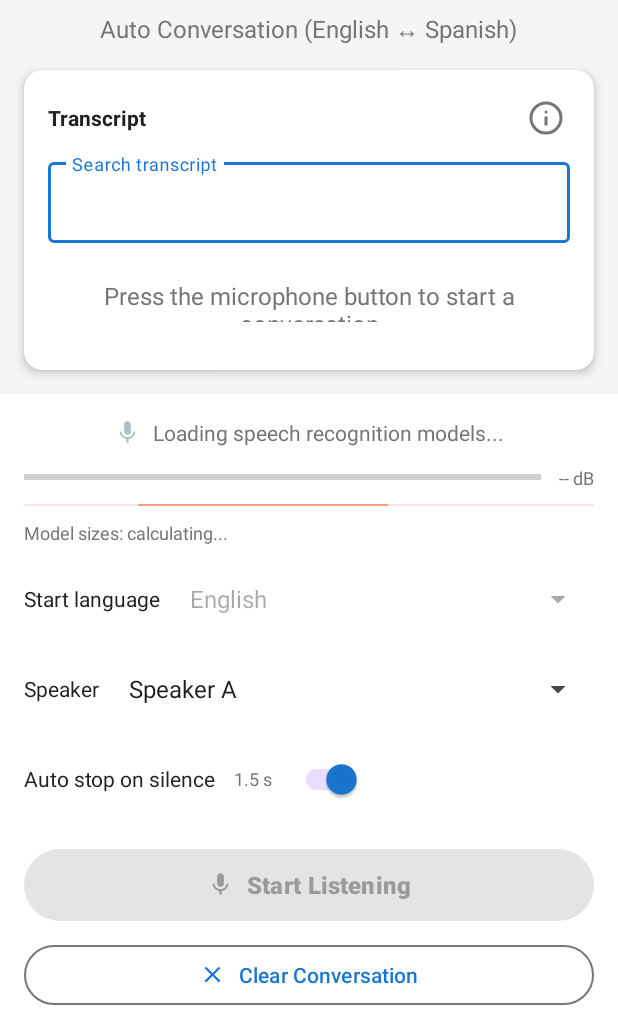
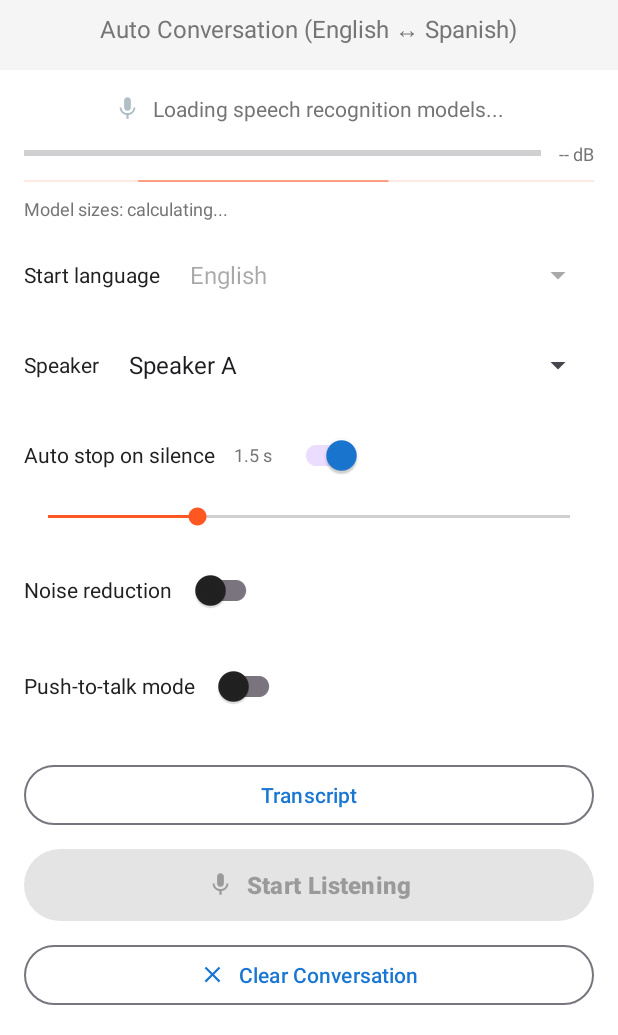
Before and after one commit to unlovedproductions/Offline-translator, an Android app: the screen it shows after launch (MainActivity), on a phone screen of 412 x 824 dp, the part 201-1236 px from its top. Run offline under Robolectric (Android 15) with nearby library versions, the phone set to English and light mode, and no system bars; libraries missing offline, so code that uses them is left out: com.google.mlkit.common, com.google.mlkit.nl, org.vosk, org.vosk.android; 22 statements that could not run were skipped.

Commit message:
Move the conversation transcript into a dedicated dialog.
Free the main screen for live controls while keeping search and confidence help in the transcript view.

Co-authored-by: Cursor <cursoragent@cursor.com>

```diff
--- a/app/src/main/java/com/example/offlinetranslator/MainActivity.kt
+++ b/app/src/main/java/com/example/offlinetranslator/MainActivity.kt
@@ -76,10 +76,12 @@ import kotlin.math.max
 class MainActivity : AppCompatActivity(), TextToSpeech.OnInitListener {
 
     private lateinit var subtitleTextView: TextView
-    private lateinit var conversationRecyclerView: RecyclerView
-    private lateinit var emptyStateTextView: TextView
-    private lateinit var searchInput: TextInputEditText
-    private lateinit var confidenceInfoButton: ImageButton
+    private var conversationRecyclerView: RecyclerView? = null
+    private var emptyStateTextView: TextView? = null
+    private var searchInput: TextInputEditText? = null
+    private var confidenceInfoButton: ImageButton? = null
+    private var transcriptDialog: AlertDialog? = null
+    private lateinit var transcriptButton: MaterialButton
     private lateinit var statusTextView: TextView
     private lateinit var listeningIndicatorIcon: ImageView
     private lateinit var micLevelMeter: ProgressBar
@@ -188,10 +190,6 @@ class MainActivity : AppCompatActivity(), TextToSpeech.OnInitListener {
         showFavoritesOnly = preferences.getBoolean(PREF_SHOW_FAVORITES, false)
 
         subtitleTextView = findViewById(R.id.subtitle)
-        conversationRecyclerView = findViewById(R.id.conversation_recycler_view)
-        emptyStateTextView = findViewById(R.id.empty_state_text)
-        searchInput = findViewById(R.id.search_input)
-        confidenceInfoButton = findViewById(R.id.confidence_info_button)
         statusTextView = findViewById(R.id.status_text)
         listeningIndicatorIcon = findViewById(R.id.listening_indicator_icon)
         micLevelMeter = findViewById(R.id.mic_level_meter)
@@ -199,6 +197,7 @@ class MainActivity : AppCompatActivity(), TextToSpeech.OnInitListener {
         micLevelValueText = findViewById(R.id.mic_level_value)
         modelDownloadProgress = findViewById(R.id.model_download_progress)
         modelSizeTextView = findViewById(R.id.model_size_text)
+        transcriptButton = findViewById(R.id.transcript_button)
         toggleListeningButton = findViewById(R.id.toggle_listening_button)
         clearButton = findViewById(R.id.clear_button)
         languageToggleButton = findViewById(R.id.language_toggle_button)
@@ -221,9 +220,8 @@ class MainActivity : AppCompatActivity(), TextToSpeech.OnInitListener {
         voiceGermanSpinner = findViewById(R.id.voice_german_spinner)
 
         conversationAdapter = ConversationAdapter(filteredMessages)
-        conversationRecyclerView.layoutManager = LinearLayoutManager(this)
-        conversationRecyclerView.adapter = conversationAdapter
-
+
+        transcriptButton.setOnClickListener { showTranscriptDialog() }
         toggleListeningButton.setOnClickListener { toggleListening() }
         clearButton.setOnClickListener { clearConversation() }
         languageToggleButton.setOnClickListener { cycleLanguageMode() }
@@ -233,10 +231,8 @@ class MainActivity : AppCompatActivity(), TextToSpeech.OnInitListener {
         favoritesButton.setOnClickListener { toggleFavoritesFilter() }
         phrasebookButton.setOnClickListener { showPhrasebook() }
         modelManagerButton.setOnClickListener { showModelManager() }
-        confidenceInfoButton.setOnClickListener { showConfidenceTooltip() }
         setupStartLanguageSpinner()
         setupSpeakerSpinner()
-        setupSearchInput()
         setupSilenceControls()
         setupNoiseReductionToggle()
         setupPushToTalkToggle()
@@ -366,8 +362,27 @@ class MainActivity : AppCompatActivity(), TextToSpeech.OnInitListener {
         }
     }
 
-    private fun setupSearchInput() {
-        searchInput.addTextChangedListener(object : TextWatcher {
+    private fun showTranscriptDialog() {
+        if (transcriptDialog?.isShowing == true) {
+            return
+        }
+
+        val dialogView = layoutInflater.inflate(R.layout.dialog_transcript, null)
+        val recyclerView = dialogView.findViewById<RecyclerView>(R.id.conversation_recycler_view)
+        val emptyState = dialogView.findViewById<TextView>(R.id.empty_state_text)
+        val searchField = dialogView.findViewById<TextInputEditText>(R.id.search_input)
+        val confidenceButton = dialogView.findViewById<ImageButton>(R.id.confidence_info_button)
+
+        conversationRecyclerView = recyclerView
+        emptyStateTextView = emptyState
+        searchInput = searchField
+        confidenceInfoButton = confidenceButton
+
+        recyclerView.layoutManager = LinearLayoutManager(this)
+        recyclerView.adapter = conversationAdapter
+        searchField.setText(currentSearchQuery)
+        searchField.setSelection(searchField.text?.length ?: 0)
+        searchField.addTextChangedListener(object : TextWatcher {
             override fun afterTextChanged(s: Editable?) {
                 applySearchFilter(s?.toString() ?: "")
             }
@@ -380,6 +395,25 @@ class MainActivity : AppCompatActivity(), TextToSpeech.OnInitListener {
                 // No-op
             }
         })
+        confidenceButton.setOnClickListener { showConfidenceTooltip() }
+        applySearchFilter(currentSearchQuery)
+
+        transcriptDialog = AlertDialog.Builder(this)
+            .setView(dialogView)
+            .setPositiveButton(R.string.close, null)
+            .create()
+            .also { dialog ->
+                dialog.setOnDismissListener {
+                    if (transcriptDialog === dialog) {
+                        conversationRecyclerView = null
+                        emptyStateTextView = null
+                        searchInput = null
+                        confidenceInfoButton = null
+                        transcriptDialog = null
+                    }
+                }
+                dialog.show()
+            }
     }
 
     private fun setupSpeakerSpinner() {
@@ -897,7 +931,7 @@ class MainActivity : AppCompatActivity(), TextToSpeech.OnInitListener {
         conversationAdapter.notifyDataSetChanged()
         updateEmptyState()
         if (filteredMessages.isNotEmpty()) {
-            conversationRecyclerView.scrollToPosition(filteredMessages.size - 1)
+            conversationRecyclerView?.scrollToPosition(filteredMessages.size - 1)
         }
     }
 
@@ -917,7 +951,7 @@ class MainActivity : AppCompatActivity(), TextToSpeech.OnInitListener {
         filteredMessages.clear()
         conversationAdapter.notifyDataSetChanged()
         currentSearchQuery = ""
-        searchInput.setText("")
+        searchInput?.setText("")
         deleteExportFiles()
         saveExportHistory(emptyList())
         updateEmptyState()
@@ -1586,20 +1620,22 @@ class MainActivity : AppCompatActivity(), TextToSpeech.OnInitListener {
     }
 
     private fun updateEmptyState() {
+        val emptyState = emptyStateTextView ?: return
+        val recyclerView = conversationRecyclerView ?: return
         val isSearching = currentSearchQuery.isNotBlank()
         val isEmpty = filteredMessages.isEmpty()
-        emptyStateTextView.text = when {
+        emptyState.text = when {
             showFavoritesOnly && isSearching -> getString(R.string.favorites_search_empty_state)
             showFavoritesOnly -> getString(R.string.favorites_empty_state)
             isSearching -> getString(R.string.search_empty_state)
             else -> getString(R.string.empty_state)
         }
         if (isEmpty) {
-            emptyStateTextView.visibility = View.VISIBLE
-            conversationRecyclerView.visibility = View.GONE
+            emptyState.visibility = View.VISIBLE
+            recyclerView.visibility = View.GONE
         } else {
-            emptyStateTextView.visibility = View.GONE
-            conversationRecyclerView.visibility = View.VISIBLE
+            emptyState.visibility = View.GONE
+            recyclerView.visibility = View.VISIBLE
         }
     }
 
--- a/app/src/main/res/layout/activity_main.xml
+++ b/app/src/main/res/layout/activity_main.xml
@@ -33,106 +33,15 @@
         app:layout_constraintStart_toStartOf="parent"
         app:layout_constraintEnd_toEndOf="parent" />
 
-    <androidx.cardview.widget.CardView
-        android:id="@+id/conversation_card"
-        android:layout_width="0dp"
-        android:layout_height="0dp"
-        android:layout_margin="16dp"
-        app:cardCornerRadius="12dp"
-        app:cardElevation="4dp"
-        app:layout_constraintTop_toBottomOf="@+id/subtitle"
-        app:layout_constraintBottom_toTopOf="@+id/settings_scroll"
-        app:layout_constraintHeight_min="200dp"
-        app:layout_constraintHeight_default="spread"
-        app:layout_constraintStart_toStartOf="parent"
-        app:layout_constraintEnd_toEndOf="parent">
-
-        <LinearLayout
-            android:layout_width="match_parent"
-            android:layout_height="match_parent"
-            android:orientation="vertical"
-            android:padding="16dp">
-
-            <LinearLayout
-                android:id="@+id/transcript_header_row"
-                android:layout_width="match_parent"
-                android:layout_height="wrap_content"
-                android:layout_marginBottom="8dp"
-                android:gravity="center_vertical"
-                android:orientation="horizontal">
-
-                <TextView
-                    android:id="@+id/transcript_header"
-                    android:layout_width="0dp"
-                    android:layout_height="wrap_content"
-                    android:layout_weight="1"
-                    android:text="@string/transcript_title"
-                    android:textColor="@color/text_color"
-                    android:textSize="14sp"
-                    android:textStyle="bold" />
-
-                <ImageButton
-                    android:id="@+id/confidence_info_button"
-                    android:layout_width="32dp"
-                    android:layout_height="32dp"
-                    android:background="?attr/selectableItemBackgroundBorderless"
-                    android:contentDescription="@string/confidence_info_description"
-                    android:src="@drawable/ic_info"
-                    app:tint="@color/secondary_color" />
-            </LinearLayout>
-
-            <com.google.android.material.textfield.TextInputLayout
-                android:id="@+id/search_input_layout"
-                android:layout_width="match_parent"
-                android:layout_height="wrap_content"
-                android:layout_marginBottom="8dp">
-
-                <com.google.android.material.textfield.TextInputEditText
-                    android:id="@+id/search_input"
-                    android:layout_width="match_parent"
-                    android:layout_height="wrap_content"
-                    android:hint="@string/search_hint"
-                    android:inputType="text"
-                    android:textSize="14sp" />
-            </com.google.android.material.textfield.TextInputLayout>
-
-            <FrameLayout
-                android:layout_width="match_parent"
-                android:layout_height="0dp"
-                android:layout_weight="1">
-
-                <androidx.recyclerview.widget.RecyclerView
-                    android:id="@+id/conversation_recycler_view"
-                    android:layout_width="match_parent"
-                    android:layout_height="match_parent"
-                    android:clipToPadding="false"
-                    android:paddingBottom="8dp" />
-
-                <TextView
-                    android:id="@+id/empty_state_text"
-                    android:layout_width="match_parent"
-                    android:layout_height="wrap_content"
-                    android:layout_gravity="center"
-                    android:gravity="center"
-                    android:text="@string/empty_state"
-                    android:textSize="16sp"
-                    android:textColor="@color/text_secondary"
-                    android:padding="16dp" />
-
-            </FrameLayout>
-
-        </LinearLayout>
-
-    </androidx.cardview.widget.CardView>
-
     <androidx.core.widget.NestedScrollView
         android:id="@+id/settings_scroll"
         android:layout_width="0dp"
         android:layout_height="0dp"
+        android:layout_marginTop="16dp"
         android:background="@color/surface_color"
-        app:layout_constraintTop_toBottomOf="@+id/conversation_card"
+        app:layout_constraintTop_toBottomOf="@+id/subtitle"
         app:layout_constraintBottom_toTopOf="@+id/bottom_actions"
-        app:layout_constraintHeight_default="wrap"
+        app:layout_constraintHeight_default="spread"
         app:layout_constraintStart_toStartOf="parent"
         app:layout_constraintEnd_toEndOf="parent">
 
@@ -575,6 +484,16 @@
         app:layout_constraintEnd_toEndOf="parent">
 
         <com.google.android.material.button.MaterialButton
+            android:id="@+id/transcript_button"
+            android:layout_width="match_parent"
+            android:layout_height="48dp"
+            android:layout_marginBottom="8dp"
+            android:text="@string/transcript_button_label"
+            android:textSize="14sp"
+            app:cornerRadius="24dp"
+            style="@style/Widget.Material3.Button.OutlinedButton" />
+
+        <com.google.android.material.button.MaterialButton
             android:id="@+id/toggle_listening_button"
             android:layout_width="match_parent"
             android:layout_height="56dp"
--- a/app/src/main/res/values/strings.xml
+++ b/app/src/main/res/values/strings.xml
@@ -10,6 +10,7 @@
     <string name="search_hint">Search transcript</string>
 
     <string name="transcript_title">Transcript</string>
+    <string name="transcript_button_label">Transcript</string>
     <string name="confidence_info_description">About confidence scores</string>
     <string name="confidence_tooltip_title">Confidence scores</string>
     <string name="confidence_tooltip_message">Confidence reflects how sure the recognizer is about a phrase. Higher is better. Low confidence prompts you to retry or translate anyway.</string>
```
Also changed, not shown: app/src/main/res/layout/dialog_transcript.xml (added, +76 -0 lines), 1 other file.
